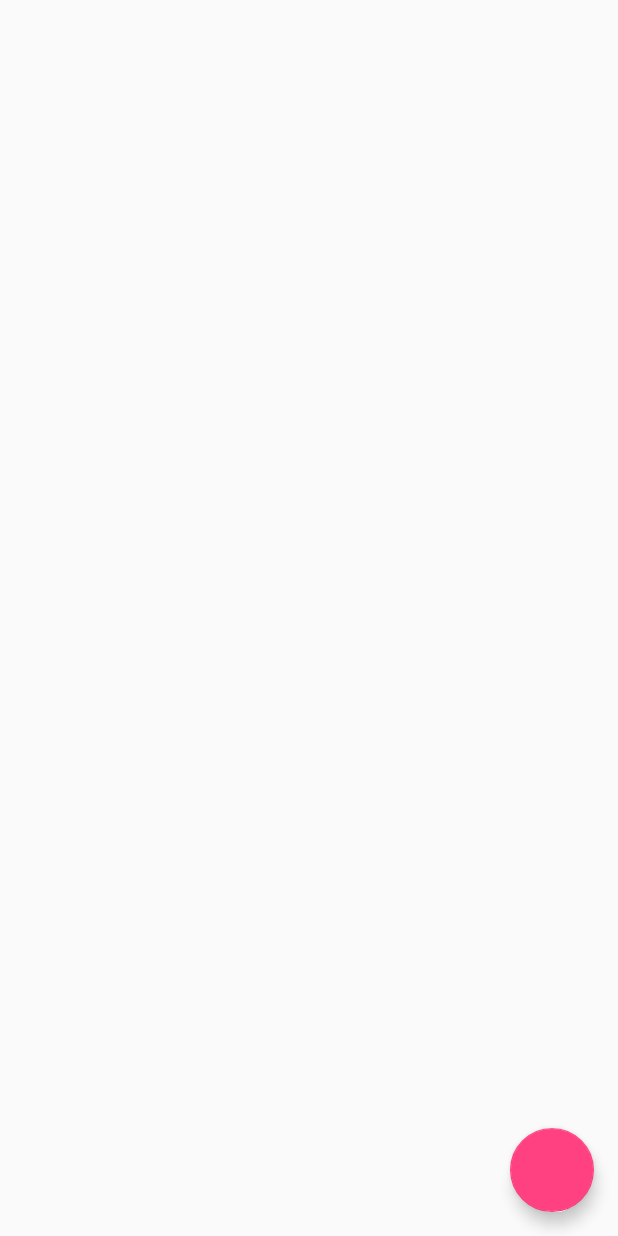
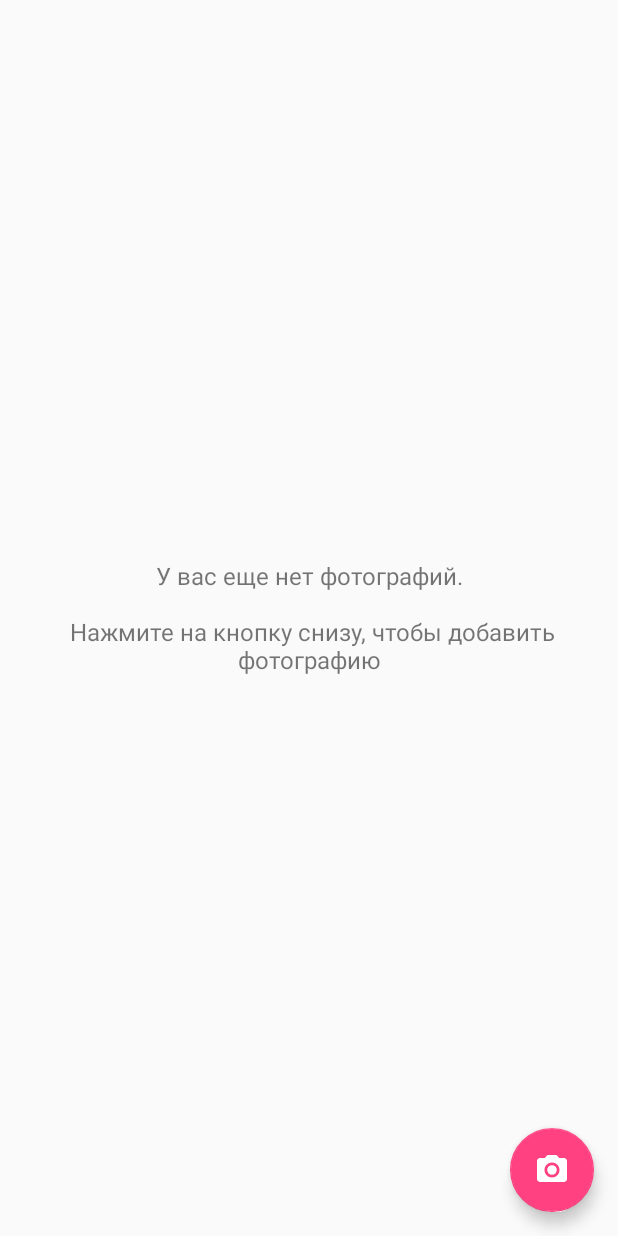
Before and after one commit to kav137/bsuir_web, an Android app: the layout activity_photos.xml on its own in the app's theme, with its tools: preview values and no code run, on a phone screen of 412 x 824 dp. Run offline under Robolectric (Android 15) with nearby library versions, the phone set to English and light mode, and no system bars; network calls fail.

Commit message:
Added camera picker.

```diff
--- a/client/app/build.gradle
+++ b/client/app/build.gradle
@@ -14,6 +14,9 @@ android {
         versionCode 1
         versionName "1.0"
         testInstrumentationRunner "android.support.test.runner.AndroidJUnitRunner"
+        vectorDrawables {
+            useSupportLibrary = true
+        }
     }
     buildTypes {
         release {
--- /dev/null
+++ b/client/app/src/main/res/drawable/ic_camera_alt_black_24dp.xml
@@ -0,0 +1,12 @@
+<vector xmlns:android="http://schemas.android.com/apk/res/android"
+        android:width="24dp"
+        android:height="24dp"
+        android:viewportWidth="24.0"
+        android:viewportHeight="24.0">
+    <path
+        android:fillColor="#FF000000"
+        android:pathData="M12,12m-3.2,0a3.2,3.2 0,1 1,6.4 0a3.2,3.2 0,1 1,-6.4 0"/>
+    <path
+        android:fillColor="#FF000000"
+        android:pathData="M9,2L7.17,4L4,4c-1.1,0 -2,0.9 -2,2v12c0,1.1 0.9,2 2,2h16c1.1,0 2,-0.9 2,-2L22,6c0,-1.1 -0.9,-2 -2,-2h-3.17L15,2L9,2zM12,17c-2.76,0 -5,-2.24 -5,-5s2.24,-5 5,-5 5,2.24 5,5 -2.24,5 -5,5z"/>
+</vector>
--- a/client/app/src/main/res/layout/activity_photos.xml
+++ b/client/app/src/main/res/layout/activity_photos.xml
@@ -3,6 +3,7 @@
               xmlns:tools="http://schemas.android.com/tools"
               android:layout_width="match_parent"
               android:layout_height="match_parent"
+              xmlns:app="http://schemas.android.com/apk/res-auto"
               android:orientation="vertical"
               tools:context=".ui.screen.PhotosActivity">
 
@@ -15,6 +16,17 @@
             android:layout_width="match_parent"
             android:layout_height="match_parent">
 
+            <TextView
+                android:text="У вас еще нет фотографий.\n\n Нажмите на кнопку снизу, чтобы добавить фотографию"
+                android:layout_width="wrap_content"
+                android:layout_height="wrap_content"
+                android:layout_marginLeft="30dp"
+                android:layout_marginRight="30dp"
+                android:textSize="16sp"
+                android:layout_gravity="center"
+                android:gravity="center"
+                tools:ignore="HardcodedText"/>
+
             <android.support.v7.widget.RecyclerView
                 android:id="@+id/photos"
                 android:layout_width="match_parent"
@@ -23,7 +35,10 @@
             <android.support.design.widget.FloatingActionButton
                 android:id="@+id/addPhotoView"
                 android:layout_width="wrap_content"
+                app:srcCompat="@drawable/ic_camera_alt_black_24dp"
+                android:tint="@android:color/white"
                 android:layout_marginRight="16dp"
+                app:fabSize="normal"
                 android:layout_marginBottom="16dp"
                 android:layout_gravity="bottom|right"
                 android:layout_height="wrap_content"/>
--- /dev/null
+++ b/client/app/src/main/res/xml/files.xml
@@ -0,0 +1,6 @@
+<?xml version="1.0" encoding="utf-8"?>
+<paths>
+
+    <external-path name="storage" path="."/>
+
+</paths>
```
Also changed, not shown: client/app/src/main/AndroidManifest.xml (+13 -0 lines), client/app/src/main/kotlin/by/bsuir/bsuirweb/core/media/CameraPhotoPicker.java (added, +84 -0 lines), client/app/src/main/kotlin/by/bsuir/bsuirweb/core/media/Files.java (added, +67 -0 lines), client/app/src/main/kotlin/by/bsuir/bsuirweb/core/media/Ids.java (added, +13 -0 lines), client/app/src/main/kotlin/by/bsuir/bsuirweb/core/media/PhotoPicker.java (added, +23 -0 lines), client/app/src/main/res/drawable/ic_add_black_24dp.xml (added, +9 -0 lines), client/app/src/main/res/layout/item_photo.xml (+11 -4 lines).
